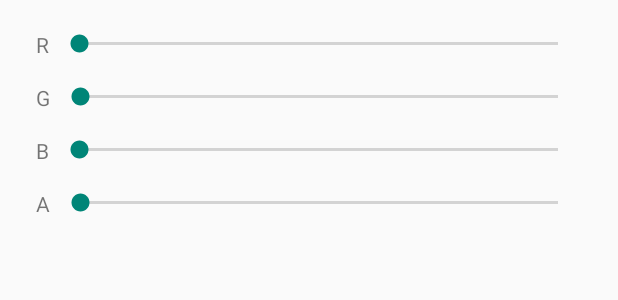
After one commit to androidfanatic/todo, an Android app: the layout color_picker_dialog.xml on its own in the app's theme, with its tools: preview values and no code run, on a phone screen of 412 x 824 dp. The commit adds this screen. Shown: the top 300 px of the screen. Run offline under Robolectric (Android 15) with nearby library versions, the phone set to English and light mode, and no system bars.

Commit message:
pref menu

```diff
--- a/app/src/main/java/androidfanatic/todo/main/TodoActivity.java
+++ b/app/src/main/java/androidfanatic/todo/main/TodoActivity.java
@@ -48,6 +48,9 @@ public class TodoActivity extends AppCompatActivity implements AdapterView.OnIte
         swipeDetector = new SwipeDetector();
         taskView.setOnTouchListener(swipeDetector);
         taskView.setOnItemClickListener(this);
+
+        // todo remove
+        startActivity(new Intent(this, PreferenceActivity.class));
     }
 
     @Override
--- /dev/null
+++ b/app/src/main/java/androidfanatic/todo/pref/ColorPickerPreference.java
@@ -0,0 +1,38 @@
+package androidfanatic.todo.pref;
+
+import android.content.Context;
+import android.util.AttributeSet;
+
+import androidfanatic.todo.R;
+
+public class ColorPickerPreference extends android.preference.DialogPreference {
+
+    public ColorPickerPreference(Context context, AttributeSet attrs, int defStyleAttr, int defStyleRes) {
+        super(context, attrs, defStyleAttr, defStyleRes);
+        init();
+    }
+
+    public ColorPickerPreference(Context context, AttributeSet attrs, int defStyleAttr) {
+        super(context, attrs, defStyleAttr);
+        init();
+    }
+
+    public ColorPickerPreference(Context context, AttributeSet attrs) {
+        super(context, attrs);
+        init();
+    }
+
+    public ColorPickerPreference(Context context) {
+        super(context);
+        init();
+    }
+
+    private void init() {
+        setDialogLayoutResource(R.layout.color_picker_dialog);
+    }
+
+
+    @Override protected void onDialogClosed(boolean positiveResult) {
+        super.onDialogClosed(positiveResult);
+    }
+}
--- /dev/null
+++ b/app/src/main/res/layout/color_picker_dialog.xml
@@ -0,0 +1,109 @@
+<?xml version="1.0" encoding="utf-8"?>
+<LinearLayout xmlns:android="http://schemas.android.com/apk/res/android"
+              android:layout_width="match_parent"
+              android:layout_height="match_parent"
+              android:orientation="vertical"
+              android:paddingBottom="24dp"
+              android:paddingLeft="24dp"
+              android:paddingRight="24dp"
+              android:paddingTop="20dp">
+
+    <LinearLayout
+        android:layout_width="match_parent"
+        android:layout_height="wrap_content"
+        android:orientation="horizontal">
+
+        <TextView
+            android:layout_width="wrap_content"
+            android:layout_height="wrap_content"
+            android:text="R"/>
+
+        <android.support.v4.widget.Space
+            android:layout_width="4dp"
+            android:layout_height="wrap_content"/>
+
+        <SeekBar
+            android:layout_width="match_parent"
+            android:layout_height="wrap_content"
+            />
+
+    </LinearLayout>
+
+
+    <android.support.v4.widget.Space
+        android:layout_width="wrap_content"
+        android:layout_height="16dp"/>
+
+    <LinearLayout
+        android:layout_width="match_parent"
+        android:layout_height="wrap_content"
+        android:orientation="horizontal">
+
+        <TextView
+            android:layout_width="wrap_content"
+            android:layout_height="wrap_content"
+            android:text="G"/>
+
+        <android.support.v4.widget.Space
+            android:layout_width="4dp"
+            android:layout_height="wrap_content"/>
+
+        <SeekBar
+            android:layout_width="match_parent"
+            android:layout_height="wrap_content"
+            />
+
+    </LinearLayout>
+
+    <android.support.v4.widget.Space
+        android:layout_width="wrap_content"
+        android:layout_height="16dp"/>
+
+    <LinearLayout
+        android:layout_width="match_parent"
+        android:layout_height="wrap_content"
+        android:orientation="horizontal">
+
+        <TextView
+            android:layout_width="wrap_content"
+            android:layout_height="wrap_content"
+            android:text="B"/>
+
+        <android.support.v4.widget.Space
+            android:layout_width="4dp"
+            android:layout_height="wrap_content"/>
+
+        <SeekBar
+            android:layout_width="match_parent"
+            android:layout_height="wrap_content"
+            />
+
+    </LinearLayout>
+
+
+    <android.support.v4.widget.Space
+        android:layout_width="wrap_content"
+        android:layout_height="16dp"/>
+
+    <LinearLayout
+        android:layout_width="match_parent"
+        android:layout_height="wrap_content"
+        android:orientation="horizontal">
+
+        <TextView
+            android:layout_width="wrap_content"
+            android:layout_height="wrap_content"
+            android:text="A"/>
+
+        <android.support.v4.widget.Space
+            android:layout_width="4dp"
+            android:layout_height="wrap_content"/>
+
+        <SeekBar
+            android:layout_width="match_parent"
+            android:layout_height="wrap_content"
+            />
+    </LinearLayout>
+
+
+</LinearLayout>
--- a/app/src/main/res/xml/preferences.xml
+++ b/app/src/main/res/xml/preferences.xml
@@ -1,10 +1,14 @@
 <?xml version="1.0" encoding="utf-8"?>
 <PreferenceScreen xmlns:android="http://schemas.android.com/apk/res/android">
 
-    <CheckBoxPreference
-        android:defaultValue="true"
-        android:key="pref_sync"
-        android:summary="Sync"
-        android:title="Sync"/>
+    <androidfanatic.todo.pref.ColorPickerPreference
+        android:key="pref_color"
+        android:summary="Color for widget texts, icons"
+        android:title="Widget foreground color"/>
+
+    <androidfanatic.todo.pref.ColorPickerPreference
+        android:key="pref_color"
+        android:summary="Background color; may also be transparent"
+        android:title="Widget background color"/>
 
 </PreferenceScreen>
```
Also changed, not shown: app/src/main/java/androidfanatic/todo/pref/PreferenceFragment.java (line endings or trailing spaces).
